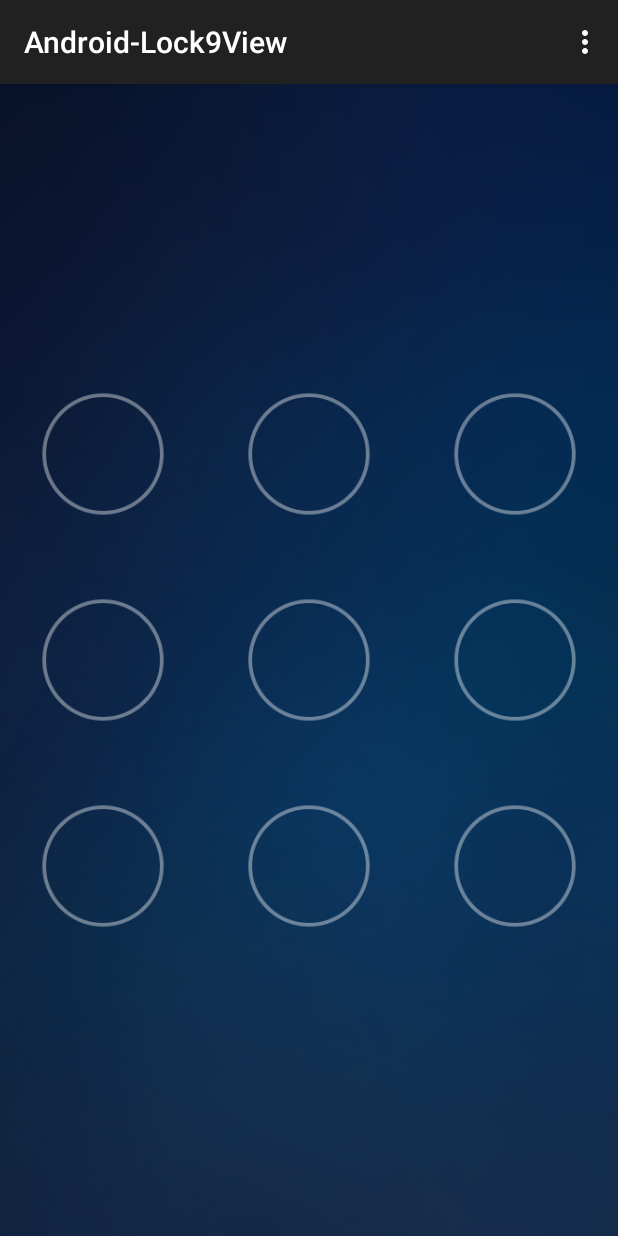
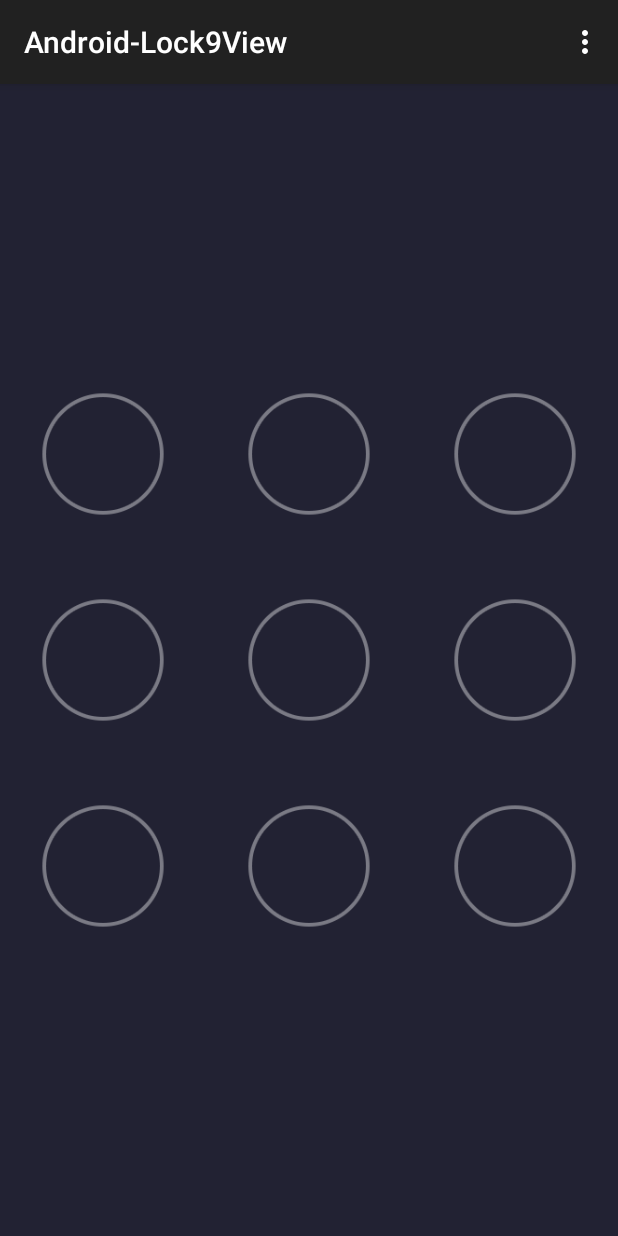
Before and after one commit to TakWolf-Deprecated/Android-Lock9View, an Android app: the screen it shows after launch (MainActivity), on a phone screen of 412 x 824 dp. Run offline under Robolectric (Android 15) with nearby library versions, the phone set to English and light mode, and no system bars.

Commit message:
添加自定义属性

```diff
--- a/app/build.gradle
+++ b/app/build.gradle
@@ -22,6 +22,6 @@ android {
 dependencies {
     compile fileTree(dir: 'libs', include: ['*.jar'])
     compile 'com.android.support:appcompat-v7:22.0.0'
-    compile 'com.takwolf.android:lock9view:0.0.1'
-    // compile project(':lock9view')
+    //compile 'com.takwolf.android:lock9view:0.0.2'
+    compile project(':lock9view')
 }
--- a/app/src/main/res/layout/activity_main.xml
+++ b/app/src/main/res/layout/activity_main.xml
@@ -1,14 +1,16 @@
 <?xml version="1.0" encoding="utf-8"?>
 <FrameLayout xmlns:android="http://schemas.android.com/apk/res/android"
-    xmlns:tools="http://schemas.android.com/tools"
+    xmlns:app="http://schemas.android.com/apk/res-auto"
     android:layout_width="match_parent"
     android:layout_height="match_parent"
-    android:background="@drawable/background">
+    android:background="#ff222233">
 
     <com.takwolf.android.lock9.Lock9View
         android:id="@+id/lock_9_view"
         android:layout_width="match_parent"
         android:layout_height="wrap_content"
-        android:layout_gravity="center" />
+        android:layout_gravity="center"
+        app:nodeSrc="@mipmap/lock_9_view_node_normal"
+        app:nodeOnSrc="@mipmap/lock_9_view_node_normal" />
 
 </FrameLayout>
--- a/lock9view/src/main/AndroidManifest.xml
+++ b/lock9view/src/main/AndroidManifest.xml
@@ -1,8 +1,5 @@
+<?xml version="1.0" encoding="utf-8"?>
 <manifest xmlns:android="http://schemas.android.com/apk/res/android"
     package="com.takwolf.android.lock9">
 
-    <application android:allowBackup="true" android:label="@string/app_name">
-
-    </application>
-
 </manifest>
--- a/lock9view/src/main/java/com/takwolf/android/lock9/Lock9View.java
+++ b/lock9view/src/main/java/com/takwolf/android/lock9/Lock9View.java
@@ -19,12 +19,14 @@ import java.util.ArrayList;
 import java.util.List;
 
 import android.content.Context;
+import android.content.res.TypedArray;
 import android.graphics.Bitmap;
 import android.graphics.Canvas;
 import android.graphics.Color;
 import android.graphics.Paint;
 import android.graphics.Paint.Style;
 import android.graphics.PorterDuff;
+import android.graphics.drawable.Drawable;
 import android.util.AttributeSet;
 import android.util.DisplayMetrics;
 import android.util.Pair;
@@ -52,35 +54,52 @@ public class Lock9View extends ViewGroup {
     private StringBuilder pwdSb;
     private CallBack callBack;
 
+    private Drawable nodeSrc;
+    private Drawable nodeOnSrc;
+
     public Lock9View(Context context) {
-        super(context);
-        init(context);
+        this(context, null);
     }
 
     public Lock9View(Context context, AttributeSet attrs) {
-        super(context, attrs);
-        init(context);
+        this(context, attrs, 0);
     }
 
     public Lock9View(Context context, AttributeSet attrs, int defStyleAttr) {
-        super(context, attrs, defStyleAttr);
-        init(context);
+        this(context, attrs, defStyleAttr, 0);
     }
 
-    private void init(Context context) {
+    public Lock9View(Context context, AttributeSet attrs, int defStyleAttr, int defStyleRes) {
+        super(context, attrs, defStyleAttr); // TODO api 21
+        initFromAttributes(attrs, defStyleAttr);
+    }
+
+    private void initFromAttributes(AttributeSet attrs, int defStyleAttr) {
+        final TypedArray a = getContext().obtainStyledAttributes(attrs, R.styleable.Lock9View, defStyleAttr, 0);
+
+        nodeSrc = a.getDrawable(R.styleable.Lock9View_nodeSrc);
+        nodeOnSrc = a.getDrawable(R.styleable.Lock9View_nodeOnSrc);
+        int lineColor = Color.argb(0, 0, 0, 0);
+        lineColor = a.getColor(R.styleable.Lock9View_lineColor, lineColor);
+        float lineWidth = 20.0f;
+        lineWidth = a.getDimension(R.styleable.Lock9View_lineWidth, lineWidth);
+
+        a.recycle();
+
+
         paint = new Paint(Paint.DITHER_FLAG);
         paint.setStyle(Style.STROKE);
-        paint.setStrokeWidth(20);
-        paint.setColor(Color.rgb(4, 115, 157)); // 这里可以更改连线颜色
+        paint.setStrokeWidth(lineWidth);
+        paint.setColor(lineColor);
         paint.setAntiAlias(true);
 
-        DisplayMetrics dm = context.getResources().getDisplayMetrics(); // bitmap的宽度是屏幕宽度，足够使用
+        DisplayMetrics dm = getResources().getDisplayMetrics(); // bitmap的宽度是屏幕宽度，足够使用
         bitmap = Bitmap.createBitmap(dm.widthPixels, dm.widthPixels, Bitmap.Config.ARGB_8888);
         canvas = new Canvas();
         canvas.setBitmap(bitmap);
 
         for (int n = 0; n < 9; n++) {
-            NodeView node = new NodeView(context, n + 1);
+            NodeView node = new NodeView(getContext(), n + 1);
             addView(node);
         }
         lineList = new ArrayList<Pair<NodeView,NodeView>>();
@@ -228,7 +247,11 @@ public class Lock9View extends ViewGroup {
             this(context);
             this.num = num;
             highLighted = false;
-            setBackgroundResource(R.drawable.lock_9_view_node_normal);
+            if (nodeSrc == null) {
+                setBackgroundResource(0);
+            } else {
+                setBackgroundDrawable(nodeSrc);
+            }
         }
 
         public boolean isHighLighted() {
@@ -238,9 +261,17 @@ public class Lock9View extends ViewGroup {
         public void setHighLighted(boolean highLighted) {
             this.highLighted = highLighted;
             if (highLighted) {
-                setBackgroundResource(R.drawable.lock_9_view_node_highlighted);
+                if (nodeOnSrc == null) {
+                    setBackgroundResource(0);
+                } else {
+                    setBackgroundDrawable(nodeOnSrc);
+                }
             } else {
-                setBackgroundResource(R.drawable.lock_9_view_node_normal);
+                if (nodeSrc == null) {
+                    setBackgroundResource(0);
+                } else {
+                    setBackgroundDrawable(nodeSrc);
+                }
             }
         }
 
--- a/lock9view/src/main/res/values/strings.xml
+++ /dev/null
@@ -1,3 +0,0 @@
-<resources>
-    <string name="app_name">Android-Lock9View</string>
-</resources>
```
Also changed, not shown: lock9view/src/main/res/values/attrs_lock_9_view.xml (added, +9 -0 lines), app/src/main/res/drawable/background.png (deleted), app/src/main/res/mipmap-hdpi/lock_9_view_node_highlighted.png (renamed from lock9view/src/main/res/drawable-hdpi/lock_9_view_node_highlighted.png), app/src/main/res/mipmap-hdpi/lock_9_view_node_normal.png (renamed from lock9view/src/main/res/drawable-hdpi/lock_9_view_node_normal.png).
